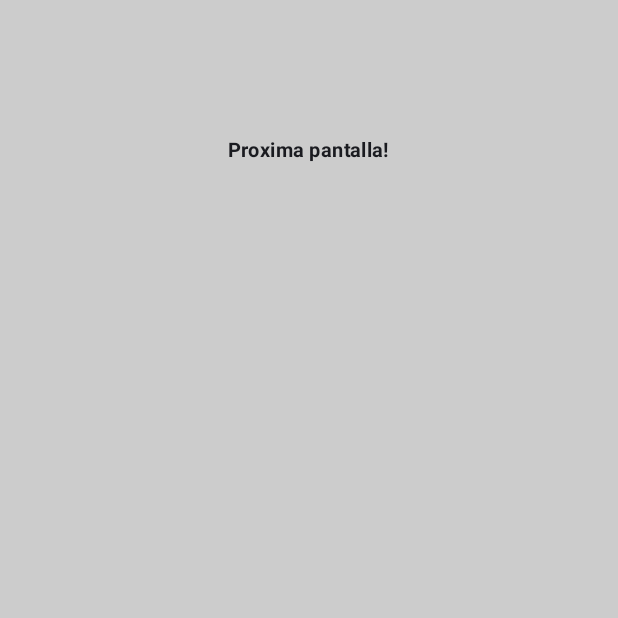
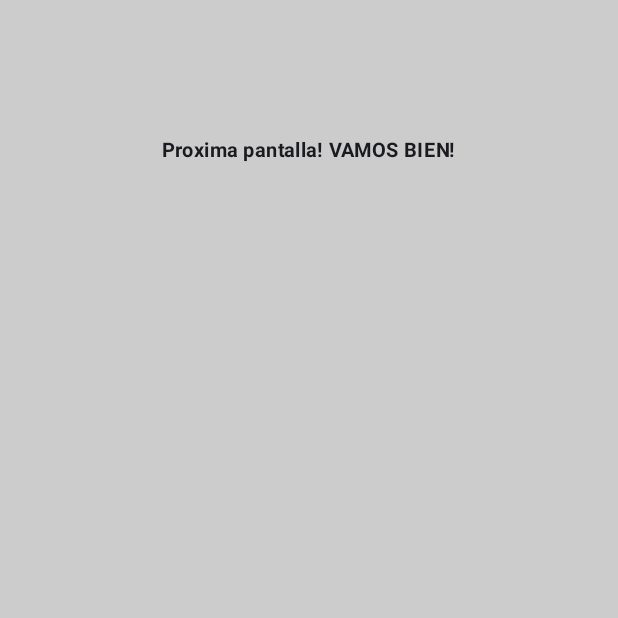
Before and after one commit to valentinegalindog/HospiPet, an Android app built with Jetpack Compose: the SingUpScreen screen opened through its navigation route, on a phone screen of 412 x 824 dp, the top half of it. Before the commit the part shown is almost empty. Run offline under Robolectric (Android 15) with nearby library versions, the phone set to English and light mode, and no system bars.

Commit message:
primer commit rama dev

```diff
--- a/app/src/main/java/com/veterinaria/hospipet/landing/signup/SignUpScreen.kt
+++ b/app/src/main/java/com/veterinaria/hospipet/landing/signup/SignUpScreen.kt
@@ -31,7 +31,7 @@ fun SingUpScreen(){
         horizontalAlignment = Alignment.CenterHorizontally
     ){
         Spacer(modifier = Modifier.weight(0.05f))
-        Text(text = "Proxima pantalla!",
+        Text(text = "Proxima pantalla! VAMOS BIEN!",
             fontSize = 13.sp,
             fontWeight = FontWeight.Bold)
         Spacer(modifier = Modifier.weight(0.4f))
```
